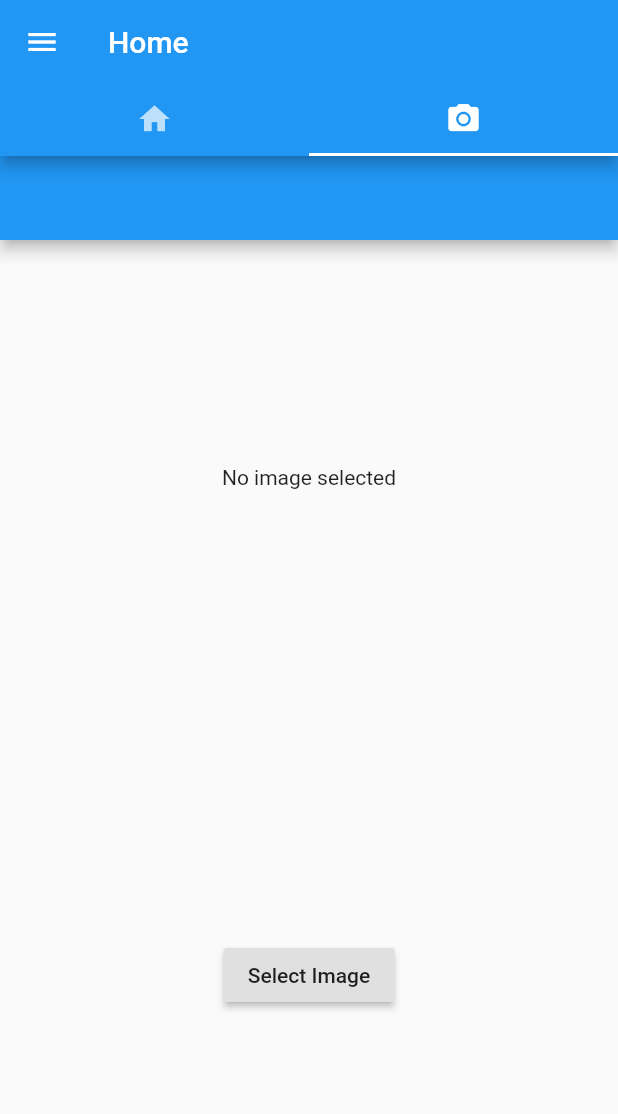
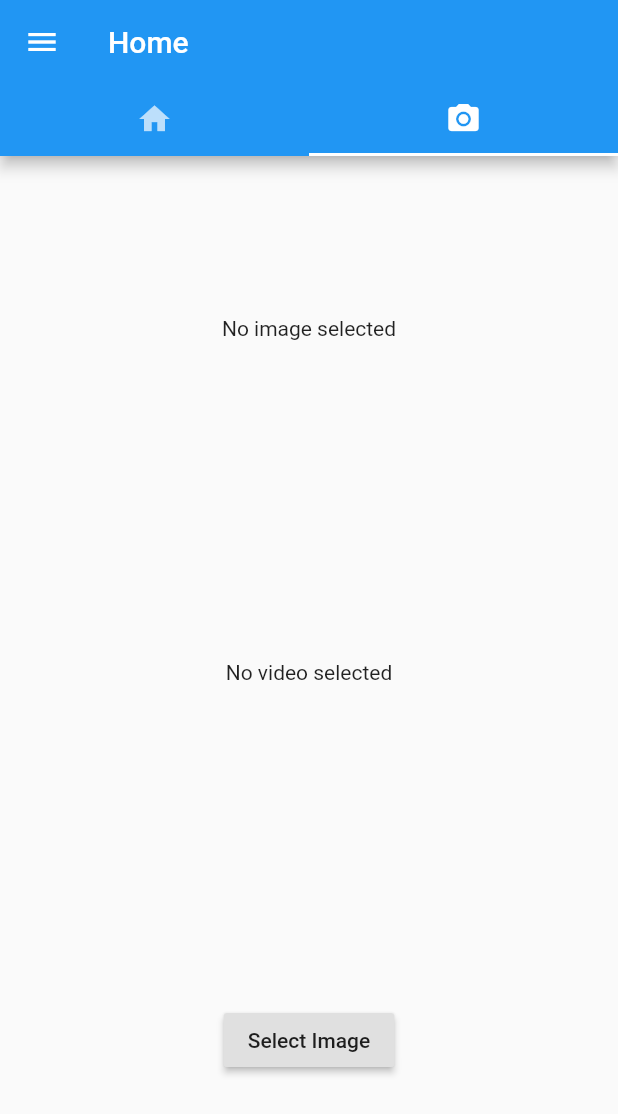
Before and after one commit to NinaWeiss/Mobiilirakenduste_arendamine, a Flutter app: the screen it shows after launch, tab 2 chosen, on a phone screen of 412 x 824 dp. Shown: the top 1114 px of the screen. Run offline on Flutter 3.47's test engine with Material 2 defaults, Android fonts, the phone set to English and light mode, and no system bars; our stand-ins replace camera, chewie, image_picker, video_player; network calls fail.

Commit message:
video funktsioon

```diff
--- a/lib/main.dart
+++ b/lib/main.dart
@@ -150,12 +150,16 @@ class LandingScreen extends StatefulWidget {
 
 class _LandingScreenState extends State<LandingScreen> {
   File imageFile;
+  File videoFile;
 
   _openGallery(BuildContext context) async{
     // ignore: deprecated_member_use
     var picture= await ImagePicker.pickImage(source: ImageSource.gallery);
+    // ignore: deprecated_member_use
+    var video= await ImagePicker.pickVideo(source: ImageSource.gallery);
     this.setState((){
       imageFile=picture;
+      videoFile=video;
     });
 
     Navigator.of(context).pop();
@@ -170,10 +174,18 @@ class _LandingScreenState extends State<LandingScreen> {
     Navigator.of(context).pop();
   }
 
+  _recordVideo(BuildContext context) async{
+    // ignore: deprecated_member_use
+    var video= await ImagePicker.pickVideo(source: ImageSource.camera);
+    this.setState((){
+      videoFile=video;
+    });
+    Navigator.of(context).pop();
+  }
+
   Future<void> _showChoiceDialog(BuildContext context){
     return showDialog(context: context,builder:(BuildContext context){
       return AlertDialog(
-        title: Text("Make a choice"),
         content: SingleChildScrollView(
           child: ListBody(
             children:<Widget>[
@@ -190,6 +202,13 @@ class _LandingScreenState extends State<LandingScreen> {
                   _openCamera(context);
                 },
               ),
+              Padding(padding:EdgeInsets.all(8.0)),
+              GestureDetector(
+                child: Text("Video"),
+                onTap: (){
+                  _recordVideo(context);
+                },
+              ),
             ],
           ),
         ),
@@ -201,21 +220,29 @@ class _LandingScreenState extends State<LandingScreen> {
     if(imageFile == null){
       return Text("No image selected");
     }else{
-      Image.file(imageFile,width: 400,height: 400);
+      return Image.file(imageFile,width: 200,height: 200);
+    }
+  }
+
+  Widget _decideVideoView(){
+    if(videoFile == null){
+      return Text("No video selected");
+    }else{
+      return ChewieListItem(videoPlayerController: VideoPlayerController.file(videoFile));
     }
   }
   @override
   Widget build(BuildContext context) {
     // TODO: implement build
     return Scaffold(
-      appBar:AppBar(
-      ),
+
         body: Container(
           child: Center(
             child: Column(
             mainAxisAlignment: MainAxisAlignment.spaceAround,
               children: <Widget>[
                 _decideImageView(),
+                _decideVideoView(),
                 RaisedButton(onPressed:(){
                   _showChoiceDialog(context);
                 },child: Text("Select Image"),)
```
